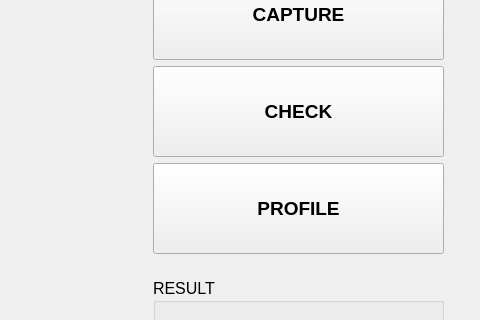
The window that app/resources/ui/check.ui (emmarcaber/WattWise) describes before a commit, drawn with Qt 5; both pictures show x 884 to 1364 and y 105 to 425 of the 1364 by 835 pixel window.
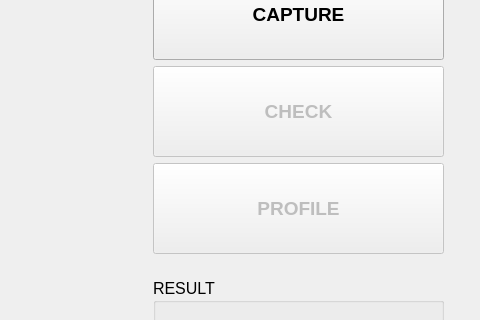
The same window after the commit. Icons and pictures are not drawn.

Commit message: feat: change some features in check window

What changed in the file:
```diff
--- a/app/resources/ui/check.ui
+++ b/app/resources/ui/check.ui
@@ -82,7 +82,7 @@
 
 #btnCheck {
 	color: #ffffff;
-	background-color: #00cc00;
+	background-color: #DDDDDD;
 	font-weight: bold;
 }
 
@@ -92,7 +92,7 @@
 
 #btnProfile {
 	color: #ffffff;
-	background-color:  #d2691e;
+	background-color:  #DDDDDD;
 	font-weight: bold;
 }
 
@@ -460,6 +460,9 @@
              </item>
              <item>
               <widget class="QPushButton" name="btnCheck">
+               <property name="enabled">
+                <bool>false</bool>
+               </property>
                <property name="sizePolicy">
                 <sizepolicy hsizetype="Minimum" vsizetype="Minimum">
                  <horstretch>0</horstretch>
@@ -483,6 +486,9 @@
              </item>
              <item>
               <widget class="QPushButton" name="btnProfile">
+               <property name="enabled">
+                <bool>false</bool>
+               </property>
                <property name="sizePolicy">
                 <sizepolicy hsizetype="Minimum" vsizetype="Minimum">
                  <horstretch>0</horstretch>
```
The commit also changes 2 other files.
